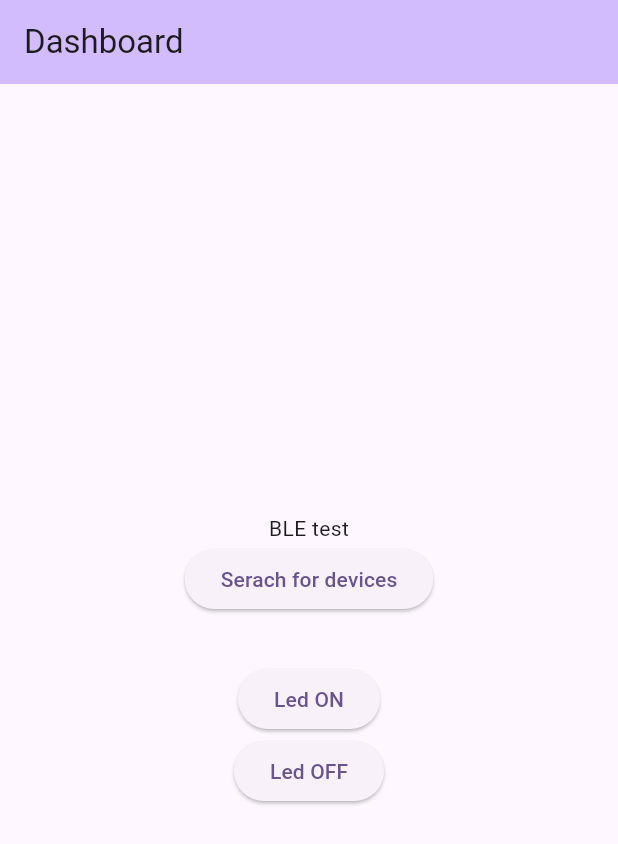
After one commit to krzychudz/flutter_ble_example, a Flutter app: the screen it shows after launch, on a phone screen of 412 x 824 dp. The commit adds this screen. Shown: the top 844 px of the screen. Run offline on Flutter 3.47's test engine with Material 3 defaults, Android fonts, the phone set to English and light mode, and no system bars; our stand-ins replace flutter_bloc, flutter_blue_plus, freezed_annotation, permission_handler.

Commit message:
Add dashboard screen

```diff
--- /dev/null
+++ b/lib/views/dashboard/cubit/dashboard_screen_cubit.dart
@@ -0,0 +1,8 @@
+import 'package:flutter_ble_example/views/dashboard/cubit/dashboard_screen_state.dart';
+import 'package:flutter_bloc/flutter_bloc.dart';
+
+class DashboardScreenCubit extends Cubit<DashboardScreenState> {
+  DashboardScreenCubit() : super(DashboardScreenState());
+
+  void init() {}
+}
--- /dev/null
+++ b/lib/views/dashboard/cubit/dashboard_screen_state.dart
@@ -0,0 +1,15 @@
+// ignore: depend_on_referenced_packages
+import 'package:freezed_annotation/freezed_annotation.dart';
+
+part 'dashboard_screen_state.freezed.dart';
+part 'dashboard_screen_state.g.dart';
+
+@freezed
+class DashboardScreenState with _$DashboardScreenState {
+  factory DashboardScreenState({
+    bool? isConnected,
+  }) = _DashboardScreenState;
+
+  factory DashboardScreenState.fromJson(Map<String, dynamic> json) =>
+      _$DashboardScreenStateFromJson(json);
+}
--- /dev/null
+++ b/lib/views/dashboard/dashboard_screen.dart
@@ -0,0 +1,18 @@
+import 'package:flutter/material.dart';
+import 'package:flutter_ble_example/views/dashboard/cubit/dashboard_screen_cubit.dart';
+import 'package:flutter_ble_example/views/dashboard/dashboard_view.dart';
+import 'package:flutter_bloc/flutter_bloc.dart';
+
+class DashboardScreen extends StatelessWidget {
+  const DashboardScreen({super.key});
+
+  static String route = '/dashboard';
+
+  @override
+  Widget build(BuildContext context) {
+    return BlocProvider(
+      create: (context) => DashboardScreenCubit()..init(),
+      child: const DashboardView(),
+    );
+  }
+}
--- /dev/null
+++ b/lib/views/dashboard/dashboard_view.dart
@@ -0,0 +1,122 @@
+import 'package:flutter/material.dart';
+import 'package:flutter_blue_plus/flutter_blue_plus.dart';
+import 'package:permission_handler/permission_handler.dart';
+
+class DashboardView extends StatefulWidget {
+  const DashboardView({super.key});
+
+  @override
+  State<DashboardView> createState() => _DashboardViewState();
+}
+
+class _DashboardViewState extends State<DashboardView> {
+  BluetoothCharacteristic? rxBluetoothCharacteristic;
+  BluetoothCharacteristic? txBluetoothCharacteristic;
+
+  @override
+  void initState() {
+    FlutterBluePlus.setLogLevel(LogLevel.verbose, color: true);
+
+    var subscription = FlutterBluePlus.onScanResults.listen(
+      (results) {
+        if (results.isNotEmpty) {
+          for (var element in results) {
+            if (element.device.platformName == "ESP BLE TEST DEVICE") {
+              print("Result data esp ble");
+              FlutterBluePlus.stopScan();
+
+              final espDevice = element.device;
+              var subscription = espDevice.connectionState
+                  .listen((BluetoothConnectionState state) async {
+                if (state == BluetoothConnectionState.disconnected) {
+                  // 1. typically, start a periodic timer that tries to
+                  //    reconnect, or just call connect() again right now
+                  // 2. you must always re-discover services after disconnection!
+                  print("Disconnected");
+                }
+                if (state == BluetoothConnectionState.connected) {
+                  print("Connected");
+
+                  List<BluetoothService> services =
+                      await espDevice.discoverServices();
+                  for (var service in services) {
+                    print("Result data service: ${service}");
+                    for (var char in service.characteristics) {
+                      if (char.characteristicUuid ==
+                          Guid.fromString(
+                              "6E400002-B5A3-F393-E0A9-E50E24DCCA9E")) {
+                        rxBluetoothCharacteristic = char;
+                        print("Characterisitc RX found");
+                      } else if (char.characteristicUuid ==
+                          Guid.fromString(
+                              "6E400003-B5A3-F393-E0A9-E50E24DCCA9E")) {
+                        txBluetoothCharacteristic = char;
+                        print("Characterisitc TX found");
+
+                        final sub = txBluetoothCharacteristic?.onValueReceived
+                            .listen((event) {
+                          print("HERE DATA: ${String.fromCharCodes(event)}");
+                        });
+
+                        if (sub != null) espDevice.cancelWhenDisconnected(sub);
+
+                        await txBluetoothCharacteristic?.setNotifyValue(true);
+                      }
+                    }
+                  }
+                }
+              });
+
+              espDevice.connect();
+            }
+          }
+
+          print("Result data: $results");
+        }
+      },
+      onError: (e) => print("Result data error: $e"),
+    );
+
+    super.initState();
+  }
+
+  @override
+  Widget build(BuildContext context) {
+    return Scaffold(
+      appBar: AppBar(
+        backgroundColor: Theme.of(context).colorScheme.inversePrimary,
+        title: const Text('Dashboard'),
+      ),
+      body: Center(
+        child: Column(
+          mainAxisAlignment: MainAxisAlignment.center,
+          children: <Widget>[
+            const Text(
+              'BLE test',
+            ),
+            ElevatedButton(
+              onPressed: () async {
+                await Permission.location.request();
+                await FlutterBluePlus.startScan();
+              },
+              child: Text("Serach for devices"),
+            ),
+            SizedBox(height: 32),
+            ElevatedButton(
+              onPressed: () async {
+                await rxBluetoothCharacteristic?.write("ON".codeUnits);
+              },
+              child: Text("Led ON"),
+            ),
+            ElevatedButton(
+              onPressed: () async {
+                await rxBluetoothCharacteristic?.write("OFF".codeUnits);
+              },
+              child: Text("Led OFF"),
+            ),
+          ],
+        ),
+      ),
+    );
+  }
+}
--- a/pubspec.yaml
+++ b/pubspec.yaml
@@ -38,6 +38,7 @@ dependencies:
   flutter_blue_plus: ^1.29.3
   permission_handler: ^11.0.1
   flutter_bloc: ^8.1.3
+  freezed: ^2.4.5
 
 dev_dependencies:
   flutter_test:
@@ -49,6 +50,8 @@ dev_dependencies:
   # package. See that file for information about deactivating specific lint
   # rules and activating additional ones.
   flutter_lints: ^2.0.0
+  build_runner: ^2.4.6
+  json_serializable: ^6.7.1
 
 # For information on the generic Dart part of this file, see the
 # following page: https://dart.dev/tools/pub/pubspec
```
Also changed, not shown: lib/main.dart (+6 -125 lines), lib/views/dashboard/cubit/dashboard_screen_state.freezed.dart (added), lib/views/dashboard/cubit/dashboard_screen_state.g.dart (added), pubspec.lock.
